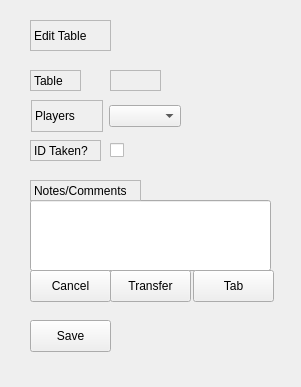
Before: the Qt Designer form tableedit.ui in aj501/NickBilliardsPrjQT, drawn with Qt 5.
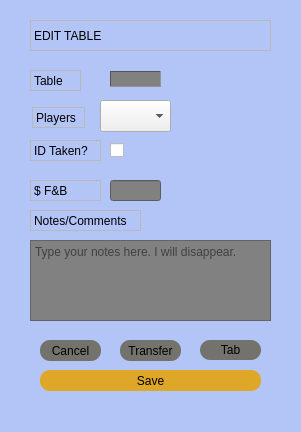
After: the same form once the commit is applied.

Commit message: updated StartTable, TableEdit UI, added transfertable, tabletab and signals, added lineedit in mainwindow.

Diff of the .ui file:
```diff
--- a/tableedit.ui
+++ b/tableedit.ui
@@ -7,18 +7,468 @@
     <x>0</x>
     <y>0</y>
     <width>301</width>
-    <height>387</height>
+    <height>432</height>
    </rect>
   </property>
+  <property name="palette">
+   <palette>
+    <active>
+     <colorrole role="WindowText">
+      <brush brushstyle="SolidPattern">
+       <color alpha="255">
+        <red>0</red>
+        <green>0</green>
+        <blue>0</blue>
+       </color>
+      </brush>
+     </colorrole>
+     <colorrole role="Button">
+      <brush brushstyle="SolidPattern">
+       <color alpha="255">
+        <red>179</red>
+        <green>196</green>
+        <blue>247</blue>
+       </color>
+      </brush>
+     </colorrole>
+     <colorrole role="Light">
+      <brush brushstyle="SolidPattern">
+       <color alpha="255">
+        <red>255</red>
+        <green>255</green>
+        <blue>255</blue>
+       </color>
+      </brush>
+     </colorrole>
+     <colorrole role="Midlight">
+      <brush brushstyle="SolidPattern">
+       <color alpha="255">
+        <red>217</red>
+        <green>225</green>
+        <blue>251</blue>
+       </color>
+      </brush>
+     </colorrole>
+     <colorrole role="Dark">
+      <brush brushstyle="SolidPattern">
+       <color alpha="255">
+        <red>89</red>
+        <green>98</green>
+        <blue>123</blue>
+       </color>
+      </brush>
+     </colorrole>
+     <colorrole role="Mid">
+      <brush brushstyle="SolidPattern">
+       <color alpha="255">
+        <red>119</red>
+        <green>131</green>
+        <blue>165</blue>
+       </color>
+      </brush>
+     </colorrole>
+     <colorrole role="Text">
+      <brush brushstyle="SolidPattern">
+       <color alpha="255">
+        <red>0</red>
+        <green>0</green>
+        <blue>0</blue>
+       </color>
+      </brush>
+     </colorrole>
+     <colorrole role="BrightText">
+      <brush brushstyle="SolidPattern">
+       <color alpha="255">
+        <red>255</red>
+        <green>255</green>
+        <blue>255</blue>
+       </color>
+      </brush>
+     </colorrole>
+     <colorrole role="ButtonText">
+      <brush brushstyle="SolidPattern">
+       <color alpha="255">
+        <red>0</red>
+        <green>0</green>
+        <blue>0</blue>
+       </color>
+      </brush>
+     </colorrole>
+     <colorrole role="Base">
+      <brush brushstyle="SolidPattern">
+       <color alpha="255">
+        <red>255</red>
+        <green>255</green>
+        <blue>255</blue>
+       </color>
+      </brush>
+     </colorrole>
+     <colorrole role="Window">
+      <brush brushstyle="SolidPattern">
+       <color alpha="255">
+        <red>179</red>
+        <green>196</green>
+        <blue>247</blue>
+       </color>
+      </brush>
+     </colorrole>
+     <colorrole role="Shadow">
+      <brush brushstyle="SolidPattern">
+       <color alpha="255">
+        <red>0</red>
+        <green>0</green>
+        <blue>0</blue>
+       </color>
+      </brush>
+     </colorrole>
+     <colorrole role="AlternateBase">
+      <brush brushstyle="SolidPattern">
+       <color alpha="255">
+        <red>217</red>
+        <green>225</green>
+        <blue>251</blue>
+       </color>
+      </brush>
+     </colorrole>
+     <colorrole role="ToolTipBase">
+      <brush brushstyle="SolidPattern">
+       <color alpha="255">
+        <red>255</red>
+        <green>255</green>
+        <blue>220</blue>
+       </color>
+      </brush>
+     </colorrole>
+     <colorrole role="ToolTipText">
+      <brush brushstyle="SolidPattern">
+       <color alpha="255">
+        <red>0</red>
+        <green>0</green>
+        <blue>0</blue>
+       </color>
+      </brush>
+     </colorrole>
+     <colorrole role="PlaceholderText">
+      <brush brushstyle="SolidPattern">
+       <color alpha="128">
+        <red>0</red>
+        <green>0</green>
+        <blue>0</blue>
+       </color>
+      </brush>
+     </colorrole>
+    </active>
+    <inactive>
+     <colorrole role="WindowText">
+      <brush brushstyle="SolidPattern">
+       <color alpha="255">
+        <red>0</red>
+        <green>0</green>
+        <blue>0</blue>
+       </color>
+      </brush>
+     </colorrole>
+     <colorrole role="Button">
+      <brush brushstyle="SolidPattern">
+       <color alpha="255">
+        <red>179</red>
+        <green>196</green>
+        <blue>247</blue>
+       </color>
+      </brush>
+     </colorrole>
+     <colorrole role="Light">
+      <brush brushstyle="SolidPattern">
+       <color alpha="255">
+        <red>255</red>
+        <green>255</green>
+        <blue>255</blue>
+       </color>
+      </brush>
+     </colorrole>
+     <colorrole role="Midlight">
+      <brush brushstyle="SolidPattern">
+       <color alpha="255">
+        <red>217</red>
+        <green>225</green>
+        <blue>251</blue>
+       </color>
+      </brush>
+     </colorrole>
+     <colorrole role="Dark">
+      <brush brushstyle="SolidPattern">
+       <color alpha="255">
+        <red>89</red>
+        <green>98</green>
+        <blue>123</blue>
+       </color>
+      </brush>
+     </colorrole>
+     <colorrole role="Mid">
+      <brush brushstyle="SolidPattern">
+       <color alpha="255">
+        <red>119</red>
+        <green>131</green>
+        <blue>165</blue>
+       </color>
+      </brush>
+     </colorrole>
+     <colorrole role="Text">
+      <brush brushstyle="SolidPattern">
+       <color alpha="255">
+        <red>0</red>
+        <green>0</green>
+        <blue>0</blue>
+       </color>
+      </brush>
+     </colorrole>
+     <colorrole role="BrightText">
+      <brush brushstyle="SolidPattern">
+       <color alpha="255">
+        <red>255</red>
+        <green>255</green>
+        <blue>255</blue>
+       </color>
+      </brush>
+     </colorrole>
+     <colorrole role="ButtonText">
+      <brush brushstyle="SolidPattern">
+       <color alpha="255">
+        <red>0</red>
+        <green>0</green>
+        <blue>0</blue>
+       </color>
+      </brush>
+     </colorrole>
+     <colorrole role="Base">
+      <brush brushstyle="SolidPattern">
+       <color alpha="255">
+        <red>255</red>
+        <green>255</green>
+        <blue>255</blue>
+       </color>
+      </brush>
+     </colorrole>
+     <colorrole role="Window">
+      <brush brushstyle="SolidPattern">
+       <color alpha="255">
+        <red>179</red>
+        <green>196</green>
+        <blue>247</blue>
+       </color>
+      </brush>
+     </colorrole>
+     <colorrole role="Shadow">
+      <brush brushstyle="SolidPattern">
+       <color alpha="255">
+        <red>0</red>
+        <green>0</green>
+        <blue>0</blue>
+       </color>
+      </brush>
+     </colorrole>
+     <colorrole role="AlternateBase">
+      <brush brushstyle="SolidPattern">
+       <color alpha="255">
+        <red>217</red>
+        <green>225</green>
+        <blue>251</blue>
+       </color>
+      </brush>
+     </colorrole>
+     <colorrole role="ToolTipBase">
+      <brush brushstyle="SolidPattern">
+       <color alpha="255">
+        <red>255</red>
+        <green>255</green>
+        <blue>220</blue>
+       </color>
+      </brush>
+     </colorrole>
+     <colorrole role="ToolTipText">
+      <brush brushstyle="SolidPattern">
+       <color alpha="255">
+        <red>0</red>
+        <green>0</green>
+        <blue>0</blue>
+       </color>
+      </brush>
+     </colorrole>
+     <colorrole role="PlaceholderText">
+      <brush brushstyle="SolidPattern">
+       <color alpha="128">
+        <red>0</red>
+        <green>0</green>
+        <blue>0</blue>
+       </color>
+      </brush>
+     </colorrole>
+    </inactive>
+    <disabled>
+     <colorrole role="WindowText">
+      <brush brushstyle="SolidPattern">
+       <color alpha="255">
+        <red>89</red>
+        <green>98</green>
+        <blue>123</blue>
+       </color>
+      </brush>
+     </colorrole>
+     <colorrole role="Button">
+      <brush brushstyle="SolidPattern">
+       <color alpha="255">
+        <red>179</red>
+        <green>196</green>
+        <blue>247</blue>
+       </color>
+      </brush>
+     </colorrole>
+     <colorrole role="Light">
+      <brush brushstyle="SolidPattern">
+       <color alpha="255">
+        <red>255</red>
+        <green>255</green>
+        <blue>255</blue>
+       </color>
+      </brush>
+     </colorrole>
+     <colorrole role="Midlight">
+      <brush brushstyle="SolidPattern">
+       <color alpha="255">
+        <red>217</red>
+        <green>225</green>
+        <blue>251</blue>
+       </color>
+      </brush>
+     </colorrole>
+     <colorrole role="Dark">
+      <brush brushstyle="SolidPattern">
+       <color alpha="255">
+        <red>89</red>
+        <green>98</green>
+        <blue>123</blue>
+       </color>
+      </brush>
+     </colorrole>
+     <colorrole role="Mid">
+      <brush brushstyle="SolidPattern">
+       <color alpha="255">
+        <red>119</red>
+        <green>131</green>
+        <blue>165</blue>
+       </color>
+      </brush>
+     </colorrole>
+     <colorrole role="Text">
+      <brush brushstyle="SolidPattern">
+       <color alpha="255">
+        <red>89</red>
+        <green>98</green>
+        <blue>123</blue>
+       </color>
+      </brush>
+     </colorrole>
+     <colorrole role="BrightText">
+      <brush brushstyle="SolidPattern">
+       <color alpha="255">
+        <red>255</red>
+        <green>255</green>
+        <blue>255</blue>
+       </color>
+      </brush>
+     </colorrole>
+     <colorrole role="ButtonText">
+      <brush brushstyle="SolidPattern">
+       <color alpha="255">
+        <red>89</red>
+        <green>98</green>
+        <blue>123</blue>
+       </color>
+      </brush>
+     </colorrole>
+     <colorrole role="Base">
+      <brush brushstyle="SolidPattern">
+       <color alpha="255">
+        <red>179</red>
+        <green>196</green>
+        <blue>247</blue>
+       </color>
+      </brush>
+     </colorrole>
+     <colorrole role="Window">
+      <brush brushstyle="SolidPattern">
+       <color alpha="255">
+        <red>179</red>
+        <green>196</green>
+        <blue>247</blue>
+       </color>
+      </brush>
+     </colorrole>
+     <colorrole role="Shadow">
+      <brush brushstyle="SolidPattern">
+       <color alpha="255">
+        <red>0</red>
+        <green>0</green>
+        <blue>0</blue>
+       </color>
+      </brush>
+     </colorrole>
+     <colorrole role="AlternateBase">
+      <brush brushstyle="SolidPattern">
+       <color alpha="255">
+        <red>179</red>
+        <green>196</green>
+        <blue>247</blue>
+       </color>
+      </brush>
+     </colorrole>
+     <colorrole role="ToolTipBase">
+      <brush brushstyle="SolidPattern">
+       <color alpha="255">
+        <red>255</red>
+        <green>255</green>
+        <blue>220</blue>
+       </color>
+      </brush>
+     </colorrole>
+     <colorrole role="ToolTipText">
+      <brush brushstyle="SolidPattern">
+       <color alpha="255">
+        <red>0</red>
+        <green>0</green>
+        <blue>0</blue>
+       </color>
+      </brush>
+     </colorrole>
+     <colorrole role="PlaceholderText">
+      <brush brushstyle="SolidPattern">
+       <color alpha="128">
+        <red>0</red>
+        <green>0</green>
+        <blue>0</blue>
+       </color>
+      </brush>
+     </colorrole>
+    </disabled>
+   </palette>
+  </property>
   <property name="windowTitle">
    <string>Form</string>
   </property>
+  <property name="autoFillBackground">
+   <bool>false</bool>
+  </property>
+  <property name="styleSheet">
+   <string notr="true">border-color: rgb(255, 235, 70);
+
+</string>
+  </property>
   <widget class="QLabel" name="label">
    <property name="geometry">
     <rect>
      <x>30</x>
      <y>20</y>
-     <width>81</width>
+     <width>241</width>
      <height>31</height>
     </rect>
    </property>
@@ -26,7 +476,7 @@
     <enum>QFrame::StyledPanel</enum>
    </property>
    <property name="text">
-    <string>Edit Table</string>
+    <string>EDIT TABLE</string>
    </property>
   </widget>
   <widget class="QLabel" name="label_2">
@@ -49,8 +499,30 @@
    <property name="geometry">
     <rect>
      <x>110</x>
-     <y>70</y>
+     <y>71</y>
      <width>51</width>
+     <height>16</height>
+    </rect>
+   </property>
+   <property name="styleSheet">
+    <string notr="true">background-color: rgb(129, 129, 129);</string>
+   </property>
+   <property name="frameShape">
+    <enum>QFrame::Panel</enum>
+   </property>
+   <property name="frameShadow">
+    <enum>QFrame::Sunken</enum>
+   </property>
+   <property name="text">
+    <string/>
+   </property>
+  </widget>
+  <widget class="QLabel" name="label_5">
+   <property name="geometry">
+    <rect>
+     <x>32</x>
+     <y>107</y>
+     <width>53</width>
      <height>21</height>
     </rect>
    </property>
@@ -58,7 +530,17 @@
     <enum>QFrame::StyledPanel</enum>
    </property>
    <property name="text">
-    <string/>
+    <string>Players</string>
+   </property>
+  </widget>
+  <widget class="QComboBox" name="editPlayerNum_comboBox">
+   <property name="geometry">
+    <rect>
+     <x>100</x>
+     <y>100</y>
+     <width>71</width>
+     <height>32</height>
+    </rect>
    </property>
   </widget>
   <widget class="QLabel" name="label_4">
@@ -90,21 +572,11 @@
     <string/>
    </property>
   </widget>
-  <widget class="QLineEdit" name="lineEdit">
-   <property name="geometry">
-    <rect>
-     <x>30</x>
-     <y>200</y>
-     <width>241</width>
-     <height>71</height>
-    </rect>
-   </property>
-  </widget>
   <widget class="QLabel" name="label_6">
    <property name="geometry">
     <rect>
      <x>30</x>
-     <y>180</y>
+     <y>210</y>
      <width>111</width>
      <height>21</height>
     </rect>
@@ -119,24 +591,16 @@
   <widget class="QPushButton" name="pushButton">
    <property name="geometry">
     <rect>
-     <x>30</x>
-     <y>320</y>
-     <width>81</width>
-     <height>32</height>
+     <x>40</x>
+     <y>340</y>
+     <width>61</width>
+     <height>21</height>
     </rect>
    </property>
-   <property name="text">
-    <string>Save</string>
-   </property>
-  </widget>
-  <widget class="QPushButton" name="pushButton_2">
-   <property name="geometry">
-    <rect>
-     <x>30</x>
-     <y>270</y>
-     <width>81</width>
-     <height>32</height>
-    </rect>
+   <property name="styleSheet">
+    <string notr="true">border-radius:10px;
+background-color: rgb(116, 114, 108);
+</string>
    </property>
    <property name="text">
     <string>Cancel</string>
@@ -145,12 +609,17 @@
   <widget class="QPushButton" name="pushButton_3">
    <property name="geometry">
     <rect>
-     <x>110</x>
-     <y>270</y>
-     <width>81</width>
-     <height>32</height>
+     <x>120</x>
+     <y>340</y>
+     <width>61</width>
+     <height>21</height>
     </rect>
    </property>
+   <property name="styleSheet">
+    <string notr="true">border-radius:10px;
+background-color: rgb(116, 114, 108);
+</string>
+   </property>
    <property name="text">
     <string>Transfer</string>
    </property>
@@ -158,40 +627,118 @@
   <widget class="QPushButton" name="pushButton_4">
    <property name="geometry">
     <rect>
-     <x>193</x>
-     <y>270</y>
-     <width>81</width>
-     <height>32</height>
+     <x>200</x>
+     <y>340</y>
+     <width>61</width>
+     <height>20</height>
     </rect>
    </property>
+   <property name="styleSheet">
+    <string notr="true">border-radius:10px;
+background-color: rgb(116, 114, 108);
+</string>
+   </property>
    <property name="text">
     <string>Tab</string>
    </property>
   </widget>
-  <widget class="QWidget" name="">
+  <widget class="QTextEdit" name="textEdit">
    <property name="geometry">
     <rect>
-     <x>31</x>
-     <y>100</y>
-     <width>150</width>
-     <height>32</height>
+     <x>30</x>
+     <y>240</y>
+     <width>241</width>
+     <height>81</height>
     </rect>
    </property>
-   <layout class="QHBoxLayout" name="horizontalLayout">
-    <item>
-     <widget class="QLabel" name="label_5">
-      <property name="frameShape">
-       <enum>QFrame::StyledPanel</enum>
-      </property>
-      <property name="text">
-       <string>Players</string>
-      </property>
-     </widget>
-    </item>
-    <item>
-     <widget class="QComboBox" name="comboBox"/>
-    </item>
-   </layout>
+   <property name="cursor" stdset="0">
+    <cursorShape>IBeamCursor</cursorShape>
+   </property>
+   <property name="mouseTracking">
+    <bool>true</bool>
+   </property>
+   <property name="focusPolicy">
+    <enum>Qt::StrongFocus</enum>
+   </property>
+   <property name="accessibleDescription">
+    <string extracomment="leave notes here"/>
+   </property>
+   <property name="styleSheet">
+    <string notr="true">background-color: rgb(129, 129, 129);</string>
+   </property>
+   <property name="midLineWidth">
+    <number>1</number>
+   </property>
+   <property name="tabChangesFocus">
+    <bool>false</bool>
+   </property>
+   <property name="cursorWidth">
+    <number>2</number>
+   </property>
+   <property name="placeholderText">
+    <string>Type your notes here. I will disappear.</string>
+   </property>
+  </widget>
+  <widget class="QPushButton" name="editTable_SaveButton">
+   <property name="geometry">
+    <rect>
+     <x>40</x>
+     <y>370</y>
+     <width>221</width>
+     <height>21</height>
+    </rect>
+   </property>
+   <property name="styleSheet">
+    <string notr="true">border-radius:10;
+background-color: rgb(223, 167, 40);</string>
+   </property>
+   <property name="text">
+    <string>Save</string>
+   </property>
+  </widget>
+  <widget class="QLabel" name="label_7">
+   <property name="geometry">
+    <rect>
+     <x>30</x>
+     <y>180</y>
+     <width>71</width>
+     <height>21</height>
+    </rect>
+   </property>
+   <property name="frameShape">
+    <enum>QFrame::StyledPanel</enum>
+   </property>
+   <property name="text">
+    <string>$ F&amp;B</string>
+   </property>
+  </widget>
+  <widget class="QLineEdit" name="lineEdit">
+   <property name="enabled">
+    <bool>true</bool>
+   </property>
+   <property name="geometry">
+    <rect>
+     <x>110</x>
+     <y>180</y>
+     <width>51</width>
+     <height>21</height>
+    </rect>
+   </property>
+   <property name="mouseTracking">
+    <bool>false</bool>
+   </property>
+   <property name="tabletTracking">
+    <bool>false</bool>
+   </property>
+   <property name="focusPolicy">
+    <enum>Qt::ClickFocus</enum>
+   </property>
+   <property name="styleSheet">
+    <string notr="true">background-color: rgb(129,129, 129);</string>
+   </property>
+   <property name="cursorPosition">
+    <number>0</number>
+   </property>
   </widget>
  </widget>
  <resources/>
```
Left out of the diff: 6 changed lines with no effect on the pictures. The commit also changes 11 other files.
